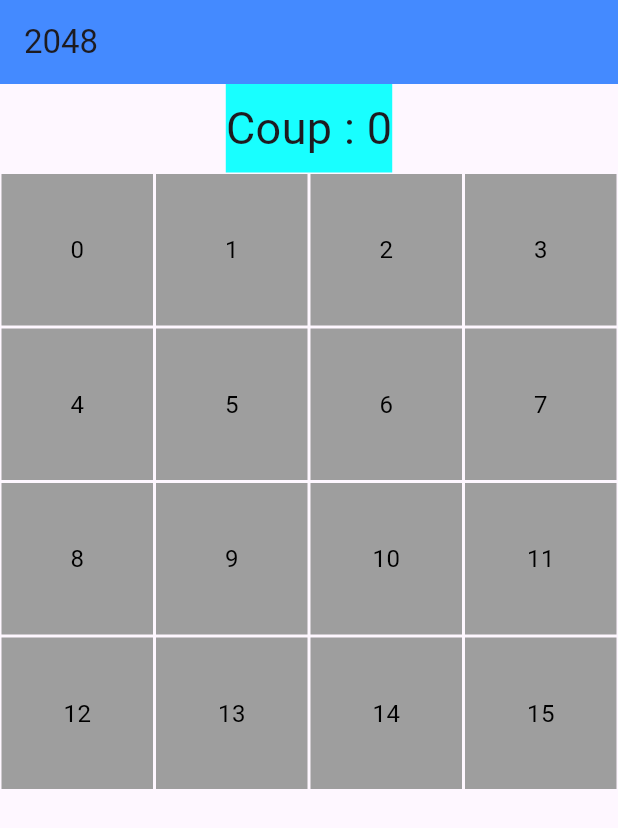
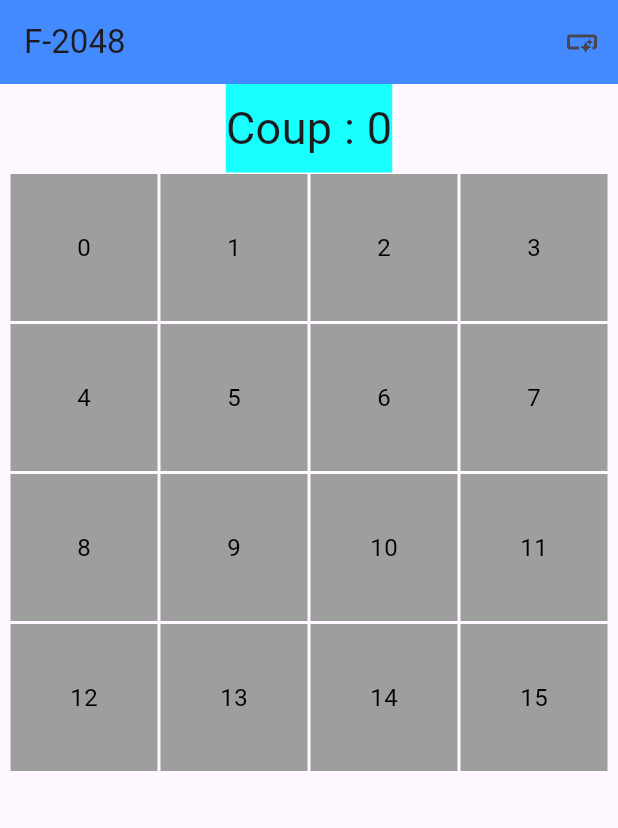
Before and after one commit to Corentin0502/jeu_2048, a Flutter app: the screen it shows after launch, on a phone screen of 412 x 824 dp. Shown: the top 828 px of the screen. Run offline on Flutter 3.47's test engine with Material 3 defaults, Android fonts, the phone set to English and light mode, and no system bars.

Commit message:
commit SeparationWidgets

```diff
--- a/lib/main.dart
+++ b/lib/main.dart
@@ -1,61 +1,32 @@
+// lib/main.dart
 import 'package:flutter/material.dart';
-//import 'package:jeu_2048/widget/listeDeroulante.dart';
+import 'widgets/tableau.dart'; // Import du widget créé
+import 'widgets/coup.dart'; // Import du widget créé
 
 void main() {
   runApp(MyApp());
 }
 
 class MyApp extends StatelessWidget {
-  int coup = 0;
-
   @override
   Widget build(BuildContext context) {
-    return MaterialApp(
+    return MaterialApp( // Encapsuler avec MaterialApp
       home: Scaffold(
         appBar: AppBar(
-          title: const Text('2048'),
+          title: Text('F-2048'),
           backgroundColor: Colors.blueAccent,
+          actions: [
+            IconButton(
+              icon: const Icon(Icons.smart_button),
+              tooltip: 'Help',
+              onPressed: () {},
+            ),
+          ],
         ),
-        body: Column(
+        body: Column( // Utilisation de Column pour empiler les widgets
           children: [
-            Container(
-              color: Colors.cyanAccent, // Couleur de surlignage
-              padding: EdgeInsets.symmetric(vertical: 8.0), // Pour ajouter un peu d'espace
-              child: Text(
-                "Coup : $coup",
-                style: TextStyle(fontSize: 30),
-              ),
-            ),
-            Expanded(
-              child: GridView.builder(
-                gridDelegate: const SliverGridDelegateWithFixedCrossAxisCount(
-                  crossAxisCount: 4, // 4 colonnes
-                  childAspectRatio: 1, // Chaque cellule est carrée
-                ),
-                itemCount: 16, // 4x4 = 16 cellules
-                itemBuilder: (context, index) {
-                  return GestureDetector(
-                    onTap: () {
-                      print('Tapped on tile $index');
-                      //IncrementCoup(coup);
-                      coup++;
-                      print('Coup : $coup');
-                      }, // Gérer le tap sur la case ici
-                    child: Container(
-                      margin: EdgeInsets.all(1), // Espacement entre les cellules
-                      height: 50.0,
-                      color: Colors.grey,
-                      alignment: Alignment.center,
-                      child: Text(
-                        '$index',
-                        style: TextStyle(color: Colors.black, fontSize: 16),
-                      ),
-                    ),
-                  );
-                },
-              ),
-            ),
-            //ActionSheetExample(), // bouton selection objectif
+            Coup(), // Ajout du widget Coup ici
+            Expanded(child: Tableau(title: "Tableau personnalisé")), // Utilisation du widget
           ],
         ),
       ),
--- /dev/null
+++ b/lib/widgets/coup.dart
@@ -0,0 +1,20 @@
+// lib/custom_widget.dart
+import 'package:flutter/material.dart';
+
+class Coup extends StatelessWidget {
+  int nbCoup = 0;
+
+  @override
+  Widget build(BuildContext context) {
+    return Center(
+      child: Container(
+        color: Colors.cyanAccent, // Couleur de surlignage
+        padding: EdgeInsets.symmetric(vertical: 8.0), // Pour ajouter un peu d'espace
+        child: Text(
+          "Coup : $nbCoup",
+          style: TextStyle(fontSize: 30)
+        ),
+      ),
+    );
+  }
+}
--- /dev/null
+++ b/lib/widgets/tableau.dart
@@ -0,0 +1,42 @@
+// lib/custom_widget.dart
+import 'package:flutter/material.dart';
+
+class Tableau extends StatelessWidget {
+  final String title;
+
+  Tableau({required this.title});
+
+  @override
+  Widget build(BuildContext context) {
+    return Center(
+      child: Container(
+        width: 400, // Espacement interne autour du tableau
+        child: GridView.builder(
+          gridDelegate: const SliverGridDelegateWithFixedCrossAxisCount(
+            crossAxisCount: 4, // 4 colonnes
+            childAspectRatio: 1, // Chaque cellule est carrée
+          ),
+          itemCount: 16, // 4x4 = 16 cellules
+          itemBuilder: (context, index) {
+            return GestureDetector(
+              onTap: () {
+                print('Tapped on tile $index');
+                //IncrementCoup(coup);
+              }, // Gérer le tap sur la case ici
+              child: Container(
+                margin: EdgeInsets.all(1), // Espacement entre les cellules
+                height: 50.0,
+                color: Colors.grey,
+                alignment: Alignment.center,
+                child: Text(
+                  '$index',
+                  style: TextStyle(color: Colors.black, fontSize: 16),
+                ),
+              ),
+            );
+          },
+        ),
+      ),
+    );
+  }
+}
```
